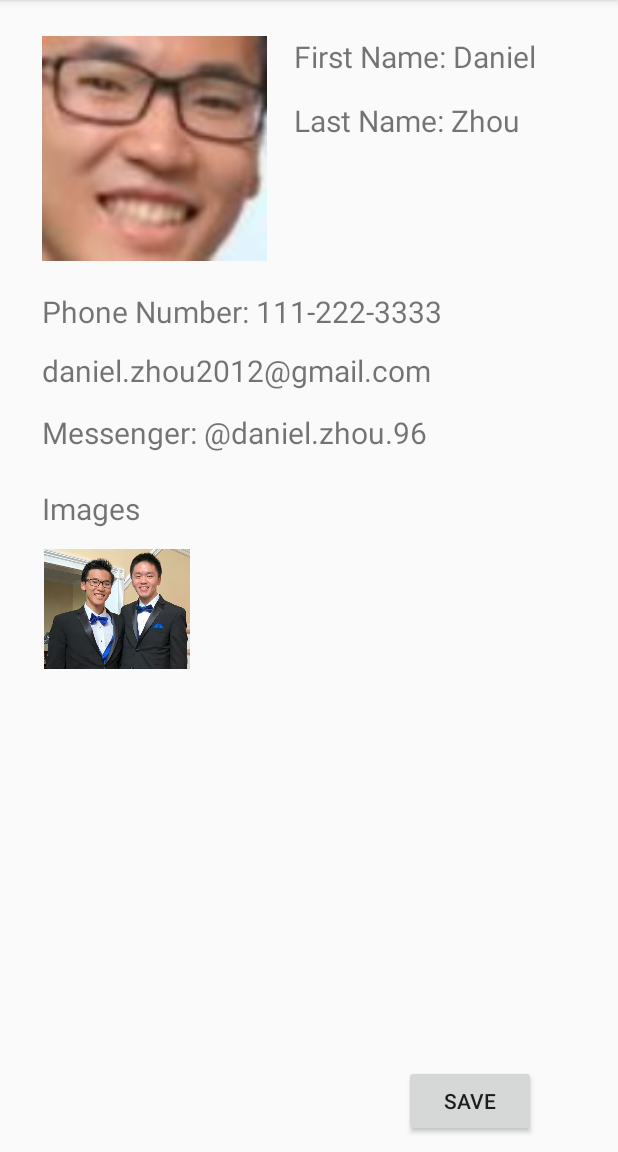
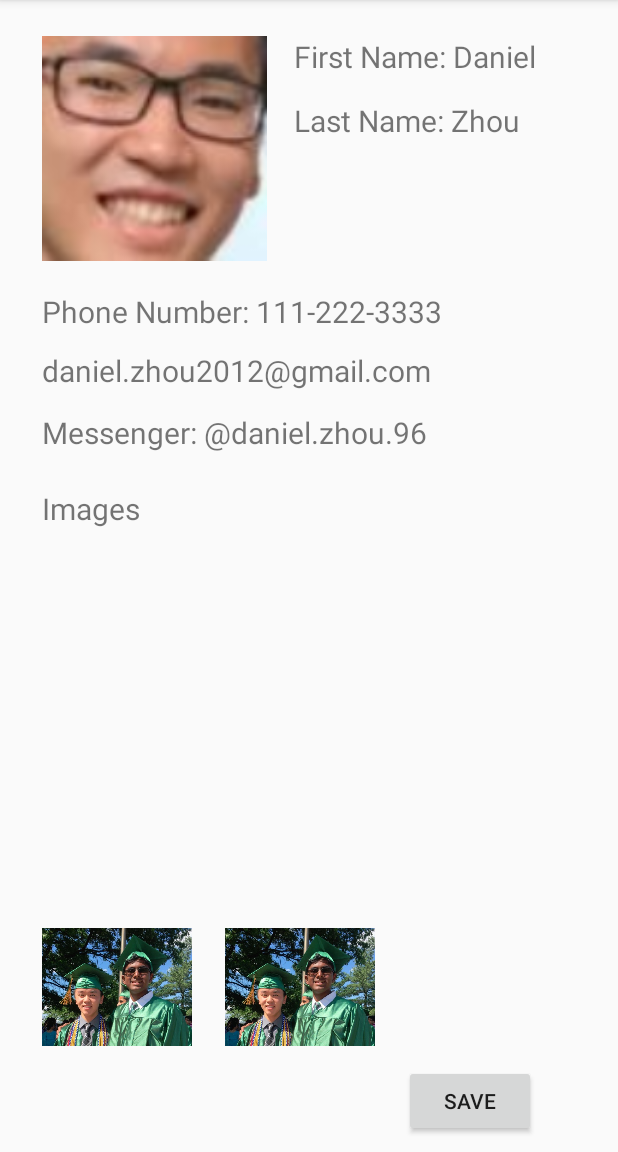
Before and after one commit to danosaur98/HackUCIIProject, an Android app: the DanielZhouActivity screen opened directly, with no data from a screen before it, on a phone screen of 412 x 824 dp, the part 84-1236 px from its top. Run offline under Robolectric (Android 15) with nearby library versions, the phone set to English and light mode, and no system bars.

Commit message:
moar woarkq

```diff
--- a/FaceRec/app/src/main/res/layout/activity_daniel_zhou.xml
+++ b/FaceRec/app/src/main/res/layout/activity_daniel_zhou.xml
@@ -5,16 +5,6 @@
     android:layout_width="match_parent"
     android:layout_height="match_parent"
     tools:context="com.example.daniel.facerec.DanielZhouActivity">
-
-    <ImageView
-        android:id="@+id/imageView11"
-        android:layout_width="100dp"
-        android:layout_height="80dp"
-        android:layout_alignLeft="@+id/textView"
-        android:layout_alignStart="@+id/textView"
-        android:layout_below="@+id/textView"
-        android:layout_marginTop="13dp"
-        app:srcCompat="@drawable/prom" />
 
     <TextView
         android:id="@+id/textView3"
@@ -107,16 +97,26 @@
         android:text="Images "
         android:textSize="20dp" />
 
+    <ImageView
+        android:id="@+id/imageView11"
+        android:layout_width="100dp"
+        android:layout_height="80dp"
+        app:srcCompat="@drawable/graduation"
+        android:layout_above="@+id/button7"
+        android:layout_alignLeft="@+id/textView"
+        android:layout_alignStart="@+id/textView"
+        android:layout_marginBottom="12dp" />
 
     <ImageView
-        android:id="@+id/imageView4"
+        android:id="@+id/imageView13"
         android:layout_width="100dp"
         android:layout_height="80dp"
-        android:layout_alignLeft="@+id/textView"
-        android:layout_alignStart="@+id/textView"
-        android:layout_below="@+id/textView"
-        android:layout_marginTop="13dp"
-        app:srcCompat="@drawable/prom" />
+        app:srcCompat="@drawable/graduation"
+        android:layout_alignTop="@+id/imageView11"
+        android:layout_toLeftOf="@+id/button7"
+        android:layout_toStartOf="@+id/button7"
+        android:layout_marginRight="19dp"
+        android:layout_marginEnd="19dp" />
 
 
 </RelativeLayout>
```
Also changed, not shown: FaceRec/app/src/main/res/layout/activity_arjun.xml (+0 -9 lines), FaceRec/app/src/main/res/layout/activity_william_li.xml (+5 -4 lines), FaceRec/app/src/main/res/drawable/hack.JPG (added), FaceRec/app/src/main/res/drawable/hackuc.JPG (deleted).
